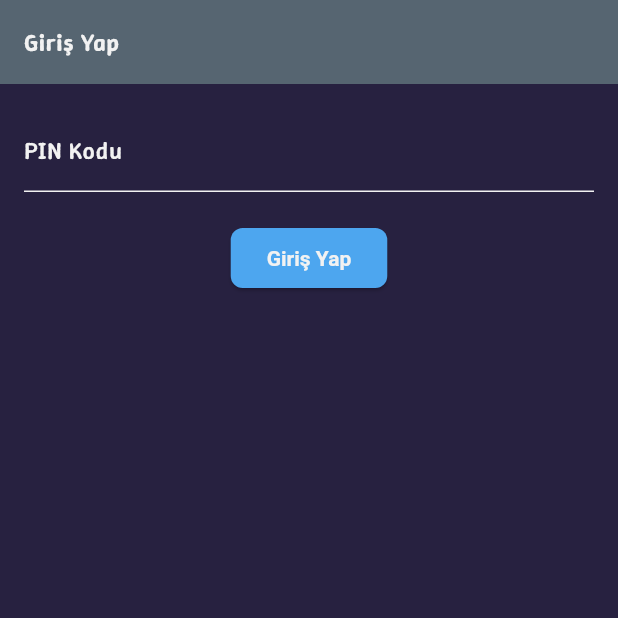
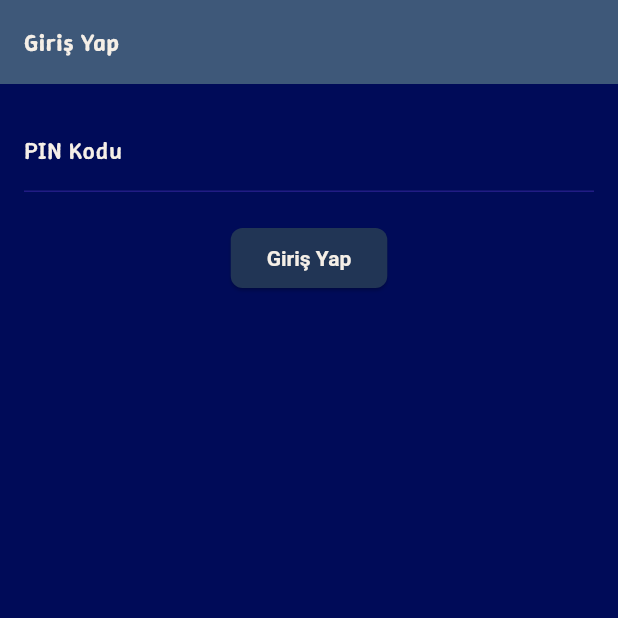
Before and after one commit to yusufdegerli/restaurant_app, a Flutter app: the screen it shows after launch, on a phone screen of 412 x 824 dp, the top half of it. Run offline on Flutter 3.47's test engine with Material 3 defaults, Android fonts, the phone set to English and light mode, and no system bars; our stand-ins replace hive, hive_flutter, lottie; accounts and stored records are empty; network calls fail.

Commit message:
Added gradient, changing colors

```diff
--- a/lib/main.dart
+++ b/lib/main.dart
@@ -88,28 +88,28 @@ class MyApp extends StatelessWidget {
             title: 'Restaurant POS',
             theme: ThemeData(
               brightness: Brightness.light,
-              scaffoldBackgroundColor: const Color(0xFFF4ECEC),
+              scaffoldBackgroundColor: const Color(0xFFFEFFC4),
               colorScheme: ColorScheme.light(
-                primary: const Color(0xFFF0C84C),
-                secondary: const Color(0xFF803E64),
-                background: const Color(0xFFF4ECEC),
-                surface: const Color(0xFFF8E4BF),
-                onPrimary: const Color(0xFF203F62),
-                onSecondary: const Color(0xFFFFFFFF),
-                onBackground: const Color(0xFF555F70),
-                onSurface: const Color(0xFF555F70),
+                primary: const Color(0xFF799EFF),
+                secondary: const Color(0xFFFFDE63),
+                background: const Color(0xFFFEFFC4),
+                surface: const Color(0xFFFFDE63),
+                onPrimary: const Color(0xFF090040),
+                onSecondary: const Color(0xFF090040),
+                onBackground: const Color(0xFF090040),
+                onSurface: const Color(0xFF090040),
               ),
               appBarTheme: const AppBarTheme(
-                backgroundColor: Color(0xFFF8E4BF),
-                foregroundColor: Color(0xFF555F70),
+                backgroundColor: Color(0xFFFFBC4C),
+                foregroundColor: Color(0xFF090040),
                 elevation: 0,
               ),
               elevatedButtonTheme: ElevatedButtonThemeData(
                 style: ElevatedButton.styleFrom(
-                  backgroundColor: Color(0xFFF0C84C),
-                  foregroundColor: Color(0xFF203F62),
+                  backgroundColor: Color(0xFF799EFF),
+                  foregroundColor: Color(0xFF090040),
                   shape: RoundedRectangleBorder(
-                    borderRadius: BorderRadius.circular(8),
+                    borderRadius: BorderRadius.all(Radius.circular(8)),
                   ),
                   textStyle: const TextStyle(fontWeight: FontWeight.bold),
                 ),
@@ -126,83 +126,83 @@ class MyApp extends StatelessWidget {
                   fontSize: 32,
                   fontWeight: FontWeight.w700,
                   letterSpacing: 0.5,
-                  color: Color(0xFF555F70),
+                  color: Color(0xFF090040),
                 ),
                 displayMedium: TextStyle(
                   fontFamily: 'WinkyRough',
                   fontSize: 24,
                   fontWeight: FontWeight.w700,
                   letterSpacing: 0.5,
-                  color: Color(0xFF555F70),
+                  color: Color(0xFF090040),
                 ),
                 displaySmall: TextStyle(
                   fontFamily: 'WinkyRough',
                   fontSize: 20,
                   fontWeight: FontWeight.w600,
                   letterSpacing: 0.5,
-                  color: Color(0xFF555F70),
+                  color: Color(0xFF090040),
                 ),
                 headlineMedium: TextStyle(
                   fontFamily: 'WinkyRough',
                   fontSize: 18,
                   fontWeight: FontWeight.w600,
                   letterSpacing: 0.5,
-                  color: Color(0xFF555F70),
+                  color: Color(0xFF090040),
                 ),
                 titleLarge: TextStyle(
                   fontFamily: 'WinkyRough',
                   fontSize: 16,
                   fontWeight: FontWeight.w600,
                   letterSpacing: 0.5,
-                  color: Color(0xFF555F70),
+                  color: Color(0xFF090040),
                 ),
                 bodyLarge: TextStyle(
                   fontFamily: 'WinkyRough',
                   fontSize: 16,
                   fontWeight: FontWeight.w500,
                   letterSpacing: 0.5,
-                  color: Color(0xFF555F70),
+                  color: Color(0xFF090040),
                 ),
                 bodyMedium: TextStyle(
                   fontFamily: 'WinkyRough',
                   fontSize: 14,
                   fontWeight: FontWeight.w500,
                   letterSpacing: 0.5,
-                  color: Color(0xFF555F70),
+                  color: Color(0xFF090040),
                 ),
                 labelLarge: TextStyle(
                   fontFamily: 'WinkyRough',
                   fontSize: 14,
                   fontWeight: FontWeight.w600,
                   letterSpacing: 0.5,
-                  color: Color(0xFF555F70),
+                  color: Color(0xFF090040),
                 ),
               ),
             ),
             darkTheme: ThemeData(
               brightness: Brightness.dark,
-              scaffoldBackgroundColor: const Color(0xFF272140),
+              scaffoldBackgroundColor: const Color(0xFF000B58),
               colorScheme: ColorScheme.dark(
-                primary: const Color(0xFF4DA6EF),
-                secondary: const Color(0xFF4AACFD),
-                background: const Color(0xFF272140),
-                surface: const Color(0xFF566571),
-                onPrimary: const Color(0xFFF2F2F2),
-                onSecondary: const Color(0xFFBFDDf7),
-                onBackground: const Color(0xFFF2F2F2),
-                onSurface: const Color(0xFFF2F2F2),
+                primary: const Color(0xFF213555),
+                secondary: const Color(0xFF3E5879),
+                background: const Color(0xFFEDEDED),
+                surface: const Color(0xFF3E5879),
+                onPrimary: const Color(0xFFF5EFE7),
+                onSecondary: const Color(0xFFF5EFE7),
+                onBackground: const Color(0xFF211C84),
+                onSurface: const Color(0xFFF5EFE7),
               ),
               appBarTheme: const AppBarTheme(
-                backgroundColor: Color(0xFF566571),
-                foregroundColor: Color(0xFFF2F2F2),
+                backgroundColor: Color(0xFF3E5879),
+                foregroundColor: Color(0xFFF5EFE7),
                 elevation: 0,
               ),
               elevatedButtonTheme: ElevatedButtonThemeData(
                 style: ElevatedButton.styleFrom(
-                  backgroundColor: Color(0xFF4DA6EF),
-                  foregroundColor: Color(0xFFF2F2F2),
+                  backgroundColor: Color(0xFF213555),
+                  foregroundColor: Color(0xFFF5EFE7),
                   shape: RoundedRectangleBorder(
-                    borderRadius: BorderRadius.circular(8),
+                    borderRadius: BorderRadius.all(Radius.circular(8)),
                   ),
                   textStyle: const TextStyle(fontWeight: FontWeight.bold),
                 ),
@@ -219,56 +219,56 @@ class MyApp extends StatelessWidget {
                   fontSize: 32,
                   fontWeight: FontWeight.w700,
                   letterSpacing: 0.5,
-                  color: Color(0xFFF2F2F2),
+                  color: Color(0xFFF5EFE7),
                 ),
                 displayMedium: TextStyle(
                   fontFamily: 'WinkyRough',
                   fontSize: 24,
                   fontWeight: FontWeight.w700,
                   letterSpacing: 0.5,
-                  color: Color(0xFFF2F2F2),
+                  color: Color(0xFFF5EFE7),
                 ),
                 displaySmall: TextStyle(
                   fontFamily: 'WinkyRough',
                   fontSize: 20,
                   fontWeight: FontWeight.w600,
                   letterSpacing: 0.5,
-                  color: Color(0xFFF2F2F2),
+                  color: Color(0xFFF5EFE7),
                 ),
                 headlineMedium: TextStyle(
                   fontFamily: 'WinkyRough',
                   fontSize: 18,
                   fontWeight: FontWeight.w600,
                   letterSpacing: 0.5,
-                  color: Color(0xFFF2F2F2),
+                  color: Color(0xFFF5EFE7),
                 ),
                 titleLarge: TextStyle(
                   fontFamily: 'WinkyRough',
                   fontSize: 16,
                   fontWeight: FontWeight.w600,
                   letterSpacing: 0.5,
-                  color: Color(0xFFF2F2F2),
+                  color: Color(0xFFF5EFE7),
                 ),
                 bodyLarge: TextStyle(
                   fontFamily: 'WinkyRough',
                   fontSize: 16,
                   fontWeight: FontWeight.w500,
                   letterSpacing: 0.5,
-                  color: Color(0xFFF2F2F2),
+                  color: Color(0xFFF5EFE7),
                 ),
                 bodyMedium: TextStyle(
                   fontFamily: 'WinkyRough',
                   fontSize: 14,
                   fontWeight: FontWeight.w500,
                   letterSpacing: 0.5,
-                  color: Color(0xFFF2F2F2),
+                  color: Color(0xFFF5EFE7),
                 ),
                 labelLarge: TextStyle(
                   fontFamily: 'WinkyRough',
                   fontSize: 14,
                   fontWeight: FontWeight.w600,
                   letterSpacing: 0.5,
-                  color: Color(0xFFF2F2F2),
+                  color: Color(0xFFF5EFE7),
                 ),
               ),
             ),
@@ -304,3 +304,10 @@ class CommonScreen extends StatelessWidget {
     );
   }
 }
+
+
+/*@main.dart dosyasında scaffoldBackgroundColor'ı "000B58" şeklinde yaptım. Ancak arkplan çok sade kaldı. Diğer ekranlar için de geçerli bir şeyler yapmanı istiyorum. Arkaplanı gradient yapabilirsin.
+Light mode için
+#FEFFC4 -> #F5D667
+Dark mode için:
+#000000 -> #000B58*/
--- a/lib/widgets/animated_table_button.dart
+++ b/lib/widgets/animated_table_button.dart
@@ -62,6 +62,7 @@ class _AnimatedTableButtonState extends State<AnimatedTableButton> with SingleTi
             decoration: widget.isOccupied
                 ? BoxDecoration(
                     borderRadius: BorderRadius.circular(12),
+                    color: widget.buttonColor, // Arka plan rengi eklendi
                     boxShadow: [
                       BoxShadow(
                         color: _getGlowColor(context),
@@ -70,7 +71,10 @@ class _AnimatedTableButtonState extends State<AnimatedTableButton> with SingleTi
                       ),
                     ],
                   )
-                : null,
+                : BoxDecoration(
+                    borderRadius: BorderRadius.circular(12),
+                    color: widget.buttonColor, // Arka plan rengi eklendi
+                  ),
             child: Material(
               color: Colors.transparent,
               child: InkWell(
```
Also changed, not shown: lib/screens/order_screen.dart (+22 -66 lines), lib/screens/table_selection_screen.dart (+118 -15 lines), lib/widgets/table_category_section.dart (+11 -8 lines).
